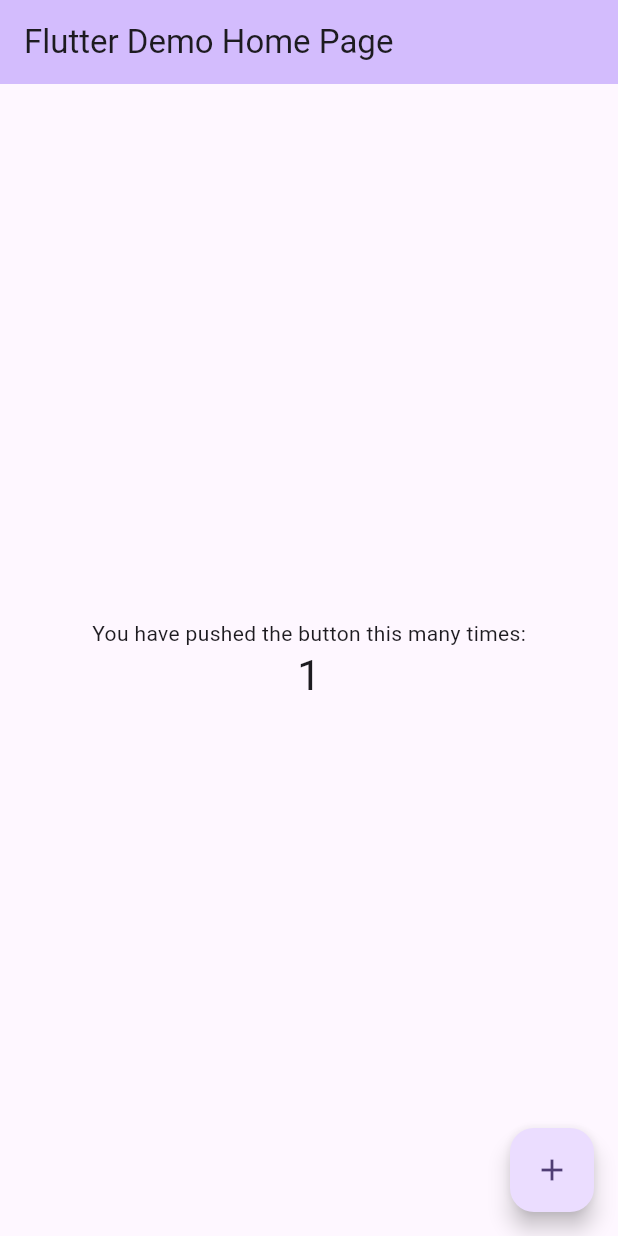
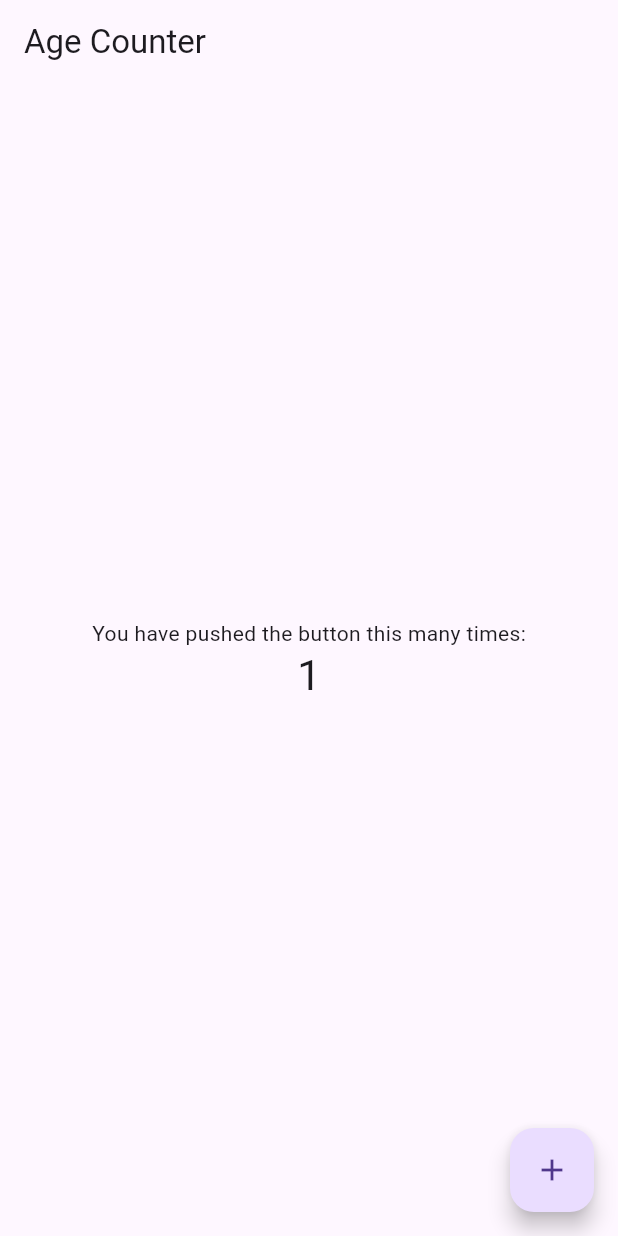
Before and after one commit to Mclovin7291/Counter-App, a Flutter app: the screen it shows after launch, after a tap on the "add" icon, on a phone screen of 412 x 824 dp. Run offline on Flutter 3.47's test engine with Material 3 defaults, Android fonts, the phone set to English and light mode, and no system bars; missing offline and left inert: window_size.

Commit message:
isserted the code
added all the files

```diff
--- a/lib/main.dart
+++ b/lib/main.dart
@@ -1,122 +1,117 @@
+import 'dart:io' show Platform;
+import 'package:flutter/foundation.dart' show kIsWeb;
 import 'package:flutter/material.dart';
-
+import 'package:provider/provider.dart';
+import 'package:window_size/window_size.dart';
 void main() {
-  runApp(const MyApp());
+setupWindow();
+runApp(
+// Provide the model to all widgets within the app. We're using
+// ChangeNotifierProvider because that's a simple way to rebuild
+// widgets when a model changes. We could also just use
+// Provider, but then we would have to listen to Counter ourselves.
+//
+// Read Provider's docs to learn about all the available providers.
+ChangeNotifierProvider(
+// Initialize the model in the builder. That way, Provider
+// can own Counter's lifecycle, making sure to call `dispose`
+// when not needed anymore.
+create: (context) => Counter(),
+child: const MyApp(),
+),
+);
 }
-
+const double windowWidth = 360;
+const double windowHeight = 640;
+void setupWindow() {
+if (!kIsWeb && (Platform.isWindows || Platform.isLinux || Platform.isMacOS)) {
+WidgetsFlutterBinding.ensureInitialized();
+setWindowTitle('Age Counter');
+setWindowMinSize(const Size(windowWidth, windowHeight));
+setWindowMaxSize(const Size(windowWidth, windowHeight));
+getCurrentScreen().then((screen) {
+setWindowFrame(Rect.fromCenter(
+center: screen!.frame.center,
+width: windowWidth,
+height: windowHeight,
+));
+});
+}
+}
+/// Simplest possible model, with just one field.
+///
+/// [ChangeNotifier] is a class in `flutter:foundation`. [Counter] does
+/// _not_ depend on Provider.
+class Counter with ChangeNotifier {
+int value = 0;
+void increment() {
+value += 1;
+notifyListeners();
+}
+}
 class MyApp extends StatelessWidget {
 const MyApp({super.key});
-
-  // This widget is the root of your application.
 @override
 Widget build(BuildContext context) {
 return MaterialApp(
-      title: 'Flutter Demo',
+title: 'Age Counter',
 theme: ThemeData(
-        // This is the theme of your application.
-        //
-        // TRY THIS: Try running your application with "flutter run". You'll see
-        // the application has a purple toolbar. Then, without quitting the app,
-        // try changing the seedColor in the colorScheme below to Colors.green
-        // and then invoke "hot reload" (save your changes or press the "hot
-        // reload" button in a Flutter-supported IDE, or press "r" if you used
-        // the command line to start the app).
-        //
-        // Notice that the counter didn't reset back to zero; the application
-        // state is not lost during the reload. To reset the state, use hot
-        // restart instead.
-        //
-        // This works for code too, not just values: Most code changes can be
-        // tested with just a hot reload.
-        colorScheme: ColorScheme.fromSeed(seedColor: Colors.deepPurple),
+primarySwatch: Colors.blue,
+useMaterial3: true,
 ),
-      home: const MyHomePage(title: 'Flutter Demo Home Page'),
+home: const MyHomePage(),
 );
 }
 }
-
-class MyHomePage extends StatefulWidget {
-  const MyHomePage({super.key, required this.title});
-
-  // This widget is the home page of your application. It is stateful, meaning
-  // that it has a State object (defined below) that contains fields that affect
-  // how it looks.
-
-  // This class is the configuration for the state. It holds the values (in this
-  // case the title) provided by the parent (in this case the App widget) and
-  // used by the build method of the State. Fields in a Widget subclass are
-  // always marked "final".
-
-  final String title;
-
-  @override
-  State<MyHomePage> createState() => _MyHomePageState();
-}
-
-class _MyHomePageState extends State<MyHomePage> {
-  int _counter = 0;
-
-  void _incrementCounter() {
-    setState(() {
-      // This call to setState tells the Flutter framework that something has
-      // changed in this State, which causes it to rerun the build method below
-      // so that the display can reflect the updated values. If we changed
-      // _counter without calling setState(), then the build method would not be
-      // called again, and so nothing would appear to happen.
-      _counter++;
-    });
-  }
-
+class MyHomePage extends StatelessWidget {
+const MyHomePage({super.key});
 @override
 Widget build(BuildContext context) {
-    // This method is rerun every time setState is called, for instance as done
-    // by the _incrementCounter method above.
-    //
-    // The Flutter framework has been optimized to make rerunning build methods
-    // fast, so that you can just rebuild anything that needs updating rather
-    // than having to individually change instances of widgets.
 return Scaffold(
 appBar: AppBar(
-        // TRY THIS: Try changing the color here to a specific color (to
-        // Colors.amber, perhaps?) and trigger a hot reload to see the AppBar
-        // change color while the other colors stay the same.
-        backgroundColor: Theme.of(context).colorScheme.inversePrimary,
-        // Here we take the value from the MyHomePage object that was created by
-        // the App.build method, and use it to set our appbar title.
-        title: Text(widget.title),
+title: const Text('Age Counter'),
 ),
 body: Center(
-        // Center is a layout widget. It takes a single child and positions it
-        // in the middle of the parent.
 child: Column(
-          // Column is also a layout widget. It takes a list of children and
-          // arranges them vertically. By default, it sizes itself to fit its
-          // children horizontally, and tries to be as tall as its parent.
-          //
-          // Column has various properties to control how it sizes itself and
-          // how it positions its children. Here we use mainAxisAlignment to
-          // center the children vertically; the main axis here is the vertical
-          // axis because Columns are vertical (the cross axis would be
-          // horizontal).
-          //
-          // TRY THIS: Invoke "debug painting" (choose the "Toggle Debug Paint"
-          // action in the IDE, or press "p" in the console), to see the
-          // wireframe for each widget.
 mainAxisAlignment: MainAxisAlignment.center,
-          children: <Widget>[
+children: [
 const Text('You have pushed the button this many times:'),
-            Text(
-              '$_counter',
+// Consumer looks for an ancestor Provider widget
+// and retrieves its model (Counter, in this case).
+// Then it uses that model to build widgets, and will trigger
+// rebuilds if the model is updated.
+Consumer<Counter>(
+builder: (context, counter, child) => Text(
+'${counter.value}',
 style: Theme.of(context).textTheme.headlineMedium,
+),
 ),
 ],
 ),
 ),
 floatingActionButton: FloatingActionButton(
-        onPressed: _incrementCounter,
+onPressed: () {
+// You can access your providers anywhere you have access
+// to the context. One way is to use Provider.of<Counter>(context).
+// The provider package also defines extension methods on the context
+// itself. You can call context.watch<Counter>() in a build method
+// of any widget to access the current state of Counter, and to ask
+// Flutter to rebuild your widget anytime Counter changes.
+//
+// You can't use context.watch() outside build methods, because that
+// often leads to subtle bugs. Instead, you should use
+// context.read<Counter>(), which gets the current state
+// but doesn't ask Flutter for future rebuilds.
+//
+// Since we're in a callback that will be called whenever the user
+// taps the FloatingActionButton, we are not in the build method here.
+// We should use context.read().
+var counter = context.read<Counter>();
+counter.increment();
+},
 tooltip: 'Increment',
 child: const Icon(Icons.add),
-      ), // This trailing comma makes auto-formatting nicer for build methods.
+),
 );
 }
 }
--- a/pubspec.yaml
+++ b/pubspec.yaml
@@ -34,6 +34,8 @@ dependencies:
   # The following adds the Cupertino Icons font to your application.
   # Use with the CupertinoIcons class for iOS style icons.
   cupertino_icons: ^1.0.8
+  provider: ^6.1.2
+  window_size: ^0.1.0
 
 dev_dependencies:
   flutter_test:
```
Also changed, not shown: pubspec.lock, 5 other files. Lines whose indentation alone changed are shown as unchanged.
